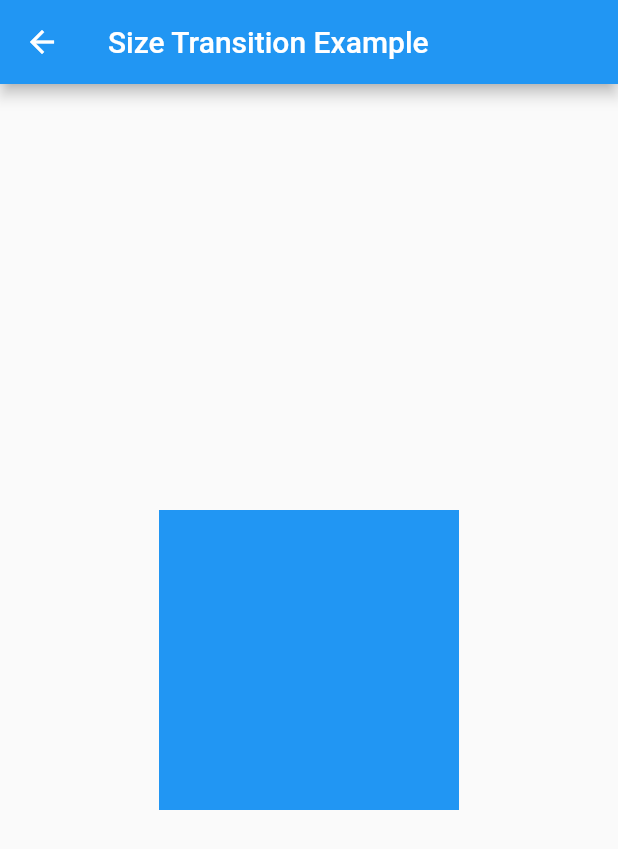
After one commit to Attia-Fouad/animations, a Flutter app: the screen it shows after launch, after a tap on "Go to size transition screen", on a phone screen of 412 x 824 dp. The commit adds this screen. Shown: the top 849 px of the screen. Run offline on Flutter 3.47's test engine with Material 2 defaults, Android fonts, the phone set to English and light mode, and no system bars; our stand-ins replace animate_do, go_router.

Commit message:
add size transition

```diff
--- /dev/null
+++ b/lib/Screens/explicit_animations/size_transition_screen.dart
@@ -0,0 +1,65 @@
+import 'package:flutter/material.dart';
+
+class SizeTransitionScreen extends StatefulWidget {
+  const SizeTransitionScreen({super.key});
+
+  @override
+  State<SizeTransitionScreen> createState() => _SizeTransitionScreenState();
+}
+
+class _SizeTransitionScreenState extends State<SizeTransitionScreen>
+    with SingleTickerProviderStateMixin {
+  late AnimationController _controller;
+  late Animation<double> _animation;
+  @override
+  void initState() {
+    super.initState();
+    _controller = AnimationController(
+        vsync: this, duration: const Duration(milliseconds: 900));
+
+    _animation = Tween<double>(begin: 0, end: 1).animate(
+        CurvedAnimation(parent: _controller, curve: Curves.slowMiddle));
+  }
+
+  @override
+  void dispose() {
+    _controller.dispose();
+    super.dispose();
+  }
+
+  _startAnimation() {
+    if (_controller.isCompleted) {
+      _controller.reset();
+    } else {
+      _controller.forward();
+    }
+  }
+
+  @override
+  Widget build(BuildContext context) {
+    return Scaffold(
+        appBar: AppBar(
+          title: const Text("Size Transition Example"),
+        ),
+        body: Center(
+          child: GestureDetector(
+            onTap: _startAnimation,
+            child: Container(
+              width: 200,
+              height: 200,
+              color: Colors.blue,
+              child: Center(
+                child: SizeTransition(
+                    sizeFactor: _animation,
+                    child: Container(
+                      width: 200,
+                      height: 200,
+                      color: Colors.yellow,
+                      child: Image.asset("assets/images/dog.png"),
+                    )),
+              ),
+            ),
+          ),
+        ));
+  }
+}
--- a/lib/app_router.dart
+++ b/lib/app_router.dart
@@ -8,6 +8,7 @@ import 'package:go_router/go_router.dart';
 
 import 'Screens/animated_physical_model_screen.dart';
 import 'Screens/explicit_animations/positioned_transition.dart';
+import 'Screens/explicit_animations/size_transition_screen.dart';
 
 abstract class AppRouter {
   static const animatedListScreen = '/animatedListScreen';
@@ -16,6 +17,7 @@ abstract class AppRouter {
   static const animatedAlignScreen = '/animatedAlignScreen';
   static const animatedPhysicalModelScreen = '/animatedPhysicalModelScreen';
   static const positionedTransitionScreen = '/positionedTransitionScreen';
+  static const sizeTransitionScreen = '/sizeTransitionScreen';
 
   static final router = GoRouter(
     routes: [
@@ -89,6 +91,16 @@ abstract class AppRouter {
           animationType: AnimationType.sideTransitionFromLtoR,
         ),
       ),
+      GoRoute(
+        path: sizeTransitionScreen,
+        builder: (context, state) => const SizeTransitionScreen(),
+        pageBuilder: (context, state) => buildPageWithDefaultTransition<void>(
+          context: context,
+          state: state,
+          child: const SizeTransitionScreen(),
+          animationType: AnimationType.sideTransitionFromLtoR,
+        ),
+      ),
     ],
   );
 }
--- a/lib/home_screen.dart
+++ b/lib/home_screen.dart
@@ -71,6 +71,18 @@ class _HomeScreenState extends State<HomeScreen> {
                       .push(AppRouter.positionedTransitionScreen);
                 },
                 child: const Text('Go to positioned transition screen')),
+            const SizedBox(
+              height: 20,
+            ),
+            ElevatedButton(
+                style: ButtonStyle(
+                  backgroundColor: MaterialStateProperty.all<Color>(Colors.red),
+                  // Customize other button properties if needed
+                ),
+                onPressed: () {
+                  GoRouter.of(context).push(AppRouter.sizeTransitionScreen);
+                },
+                child: const Text('Go to size transition screen')),
           ],
         ),
       ),
```
